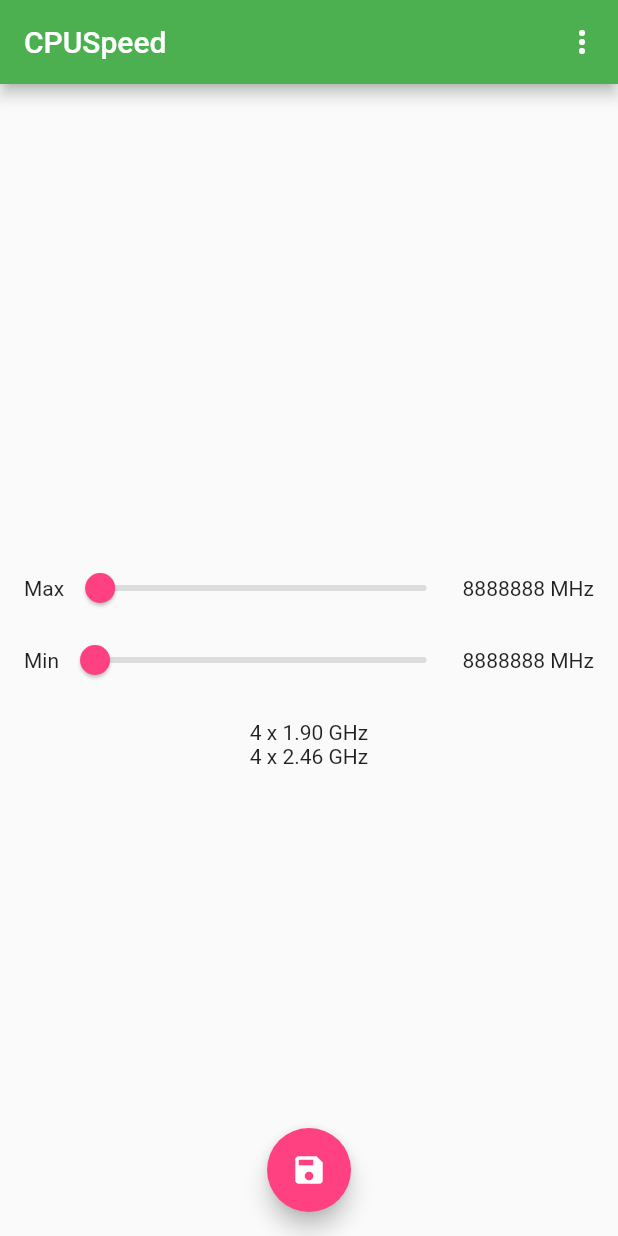
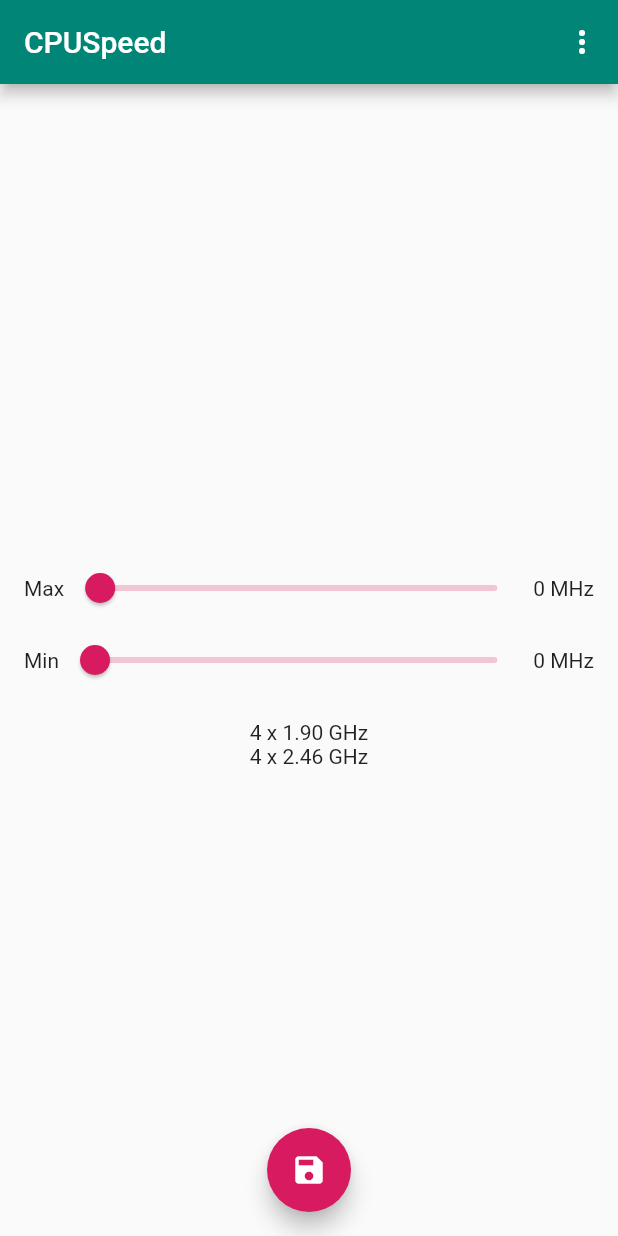
Before and after one commit to HenryQuan/CPUSpeed, a Flutter app: the screen it shows after launch, on a phone screen of 412 x 824 dp. Run offline on Flutter 3.47's test engine with Material 2 defaults, Android fonts, the phone set to English and light mode, and no system bars; our stand-ins replace firebase_core; accounts and stored records are empty.

Commit message:
added method channel and updated theme
Everything works fine for now. Flutter is still not as smooth as native Android. It does look better overall but minor details are very important as well.

```diff
--- /dev/null
+++ b/flutter_module/lib/core/color.dart
@@ -0,0 +1,29 @@
+import 'package:flutter/material.dart';
+
+const MaterialColor green = MaterialColor(_greenColor, <int, Color>{
+  50: Color(0xFFE0F0EF),
+  100: Color(0xFFB3DAD6),
+  200: Color(0xFF80C2BB),
+  300: Color(0xFF4DAAA0),
+  400: Color(0xFF26978B),
+  500: Color(_greenColor),
+  600: Color(0xFF007D6F),
+  700: Color(0xFF007264),
+  800: Color(0xFF00685A),
+  900: Color(0xFF005547),
+});
+const int _greenColor = 0xFF008577;
+
+const MaterialColor pink = MaterialColor(_pinkColor, <int, Color>{
+  50: Color(0xFFFAE4EC),
+  100: Color(0xFFF3BBCF),
+  200: Color(0xFFEC8DB0),
+  300: Color(0xFFE45F90),
+  400: Color(0xFFDE3D78),
+  500: Color(_pinkColor),
+  600: Color(0xFFD41858),
+  700: Color(0xFFCE144E),
+  800: Color(0xFFC81044),
+  900: Color(0xFFBF0833),
+});
+const int _pinkColor = 0xFFD81B60;
--- a/flutter_module/lib/main.dart
+++ b/flutter_module/lib/main.dart
@@ -1,5 +1,7 @@
 import 'package:flutter/material.dart';
 import 'package:firebase_core/firebase_core.dart';
+import 'package:flutter/services.dart';
+import 'package:flutter_module/core/color.dart';
 import 'package:flutter_module/ui/pages/home.dart';
 
 void main() async {
@@ -9,35 +11,42 @@ void main() async {
 }
 
 class CPUSpeed extends StatelessWidget {
-  // This widget is the root of your application.
   @override
   Widget build(BuildContext context) {
+    _watchBrightnessChange();
+
     return MaterialApp(
       title: 'CPUSpeed',
       theme: ThemeData(
-        primarySwatch: Colors.green,
-        accentColor: Colors.pinkAccent,
-        sliderTheme: SliderThemeData(
-          thumbColor: Colors.pinkAccent,
-          activeTrackColor: Colors.pinkAccent,
-          inactiveTrackColor: Colors.black12,
-        ),
+        primarySwatch: pink,
+        primaryColor: green,
         appBarTheme: AppBarTheme(
           brightness: Brightness.dark,
         ),
       ),
       darkTheme: ThemeData(
-        primarySwatch: Colors.green,
-        accentColor: Colors.pinkAccent,
-        sliderTheme: SliderThemeData(
-          thumbColor: Colors.pinkAccent,
-          activeTrackColor: Colors.pinkAccent,
-          inactiveTrackColor: Colors.white,
-          activeTickMarkColor: Colors.pinkAccent,
-        ),
+        primarySwatch: pink,
+        accentColor: pink,
         brightness: Brightness.dark,
       ),
       home: HomePage(),
     );
   }
+
+  void _watchBrightnessChange() {
+    final window = WidgetsBinding.instance?.window;
+    // This listens to platform change
+    window?.onPlatformBrightnessChanged = () {
+      final useDark = window.platformBrightness == Brightness.dark;
+      // Setup navigation bar colour
+      SystemChrome.setSystemUIOverlayStyle(
+        SystemUiOverlayStyle(
+          systemNavigationBarColor:
+              useDark ? Colors.grey[900] : Colors.grey[50],
+          systemNavigationBarIconBrightness:
+              useDark ? Brightness.light : Brightness.dark,
+        ),
+      );
+    };
+  }
 }
--- a/flutter_module/lib/services/base_channel.dart
+++ b/flutter_module/lib/services/base_channel.dart
@@ -0,0 +1,7 @@
+import 'package:flutter/services.dart';
+
+abstract class BaseMethodChannel {
+  abstract String name;
+  static const _channel = 'cpuspeed.flutter/';
+  late final channel = MethodChannel('$_channel$name');
+}
--- a/flutter_module/lib/services/ui_channel.dart
+++ b/flutter_module/lib/services/ui_channel.dart
@@ -1,4 +1,14 @@
+import 'package:flutter_module/services/base_channel.dart';
+
 /// Use native alert, toast and more UI related components
-class UIChannel {
-  void showToast() {}
+class UIChannel extends BaseMethodChannel {
+  @override
+  String name = "ui";
+
+  void showToast(String message) {
+    channel.invokeMethod(
+      'toast',
+      {'message': message},
+    );
+  }
 }
```
Also changed, not shown: flutter_module/lib/ui/pages/home.dart (+46 -5 lines), cpuspeed-legacy/app/src/main/res/ic_launcher-web.png (renamed from cpuspeed-legacy/app/src/main/ic_launcher-web.png), 8 other files.
